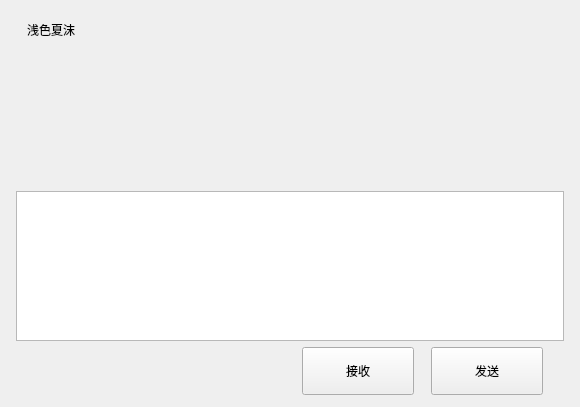
zyuhao7/WeChat, file ChatClient/chatpage.ui: the form before one commit.
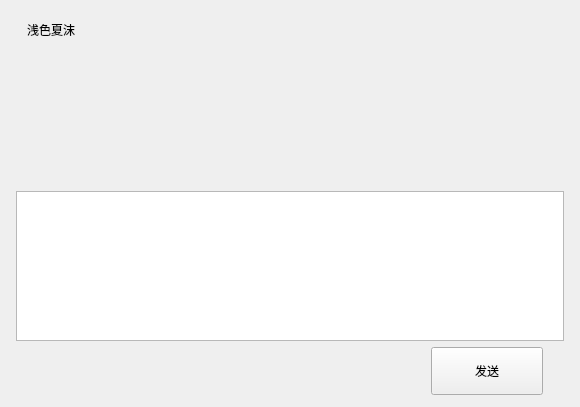
The form after the commit. Custom widgets are drawn as their Qt base class.

Commit message:
feat(client): drop the debug Receive button from the chat page
It only echoed the input box back as an incoming bubble; real incoming messages
arrive over TCP.

Diff of the .ui file:
```diff
--- a/ChatClient/chatpage.ui
+++ b/ChatClient/chatpage.ui
@@ -283,41 +283,6 @@
            </property>
           </spacer>
          </item>
-         <item>
-          <widget class="GlassButton" name="receive_btn">
-           <property name="minimumSize">
-            <size>
-             <width>112</width>
-             <height>48</height>
-            </size>
-           </property>
-           <property name="maximumSize">
-            <size>
-             <width>112</width>
-             <height>48</height>
-            </size>
-           </property>
-           <property name="text">
-            <string>接收</string>
-           </property>
-          </widget>
-         </item>
-         <item>
-          <spacer name="horizontalSpacer_7">
-           <property name="orientation">
-            <enum>Qt::Orientation::Horizontal</enum>
-           </property>
-           <property name="sizeType">
-            <enum>QSizePolicy::Policy::Fixed</enum>
-           </property>
-           <property name="sizeHint" stdset="0">
-            <size>
-             <width>10</width>
-             <height>20</height>
-            </size>
-           </property>
-          </spacer>
-         </item>
          <item>
           <widget class="GlassButton" name="send_btn">
            <property name="minimumSize">
```
The commit also changes 2 other files.
